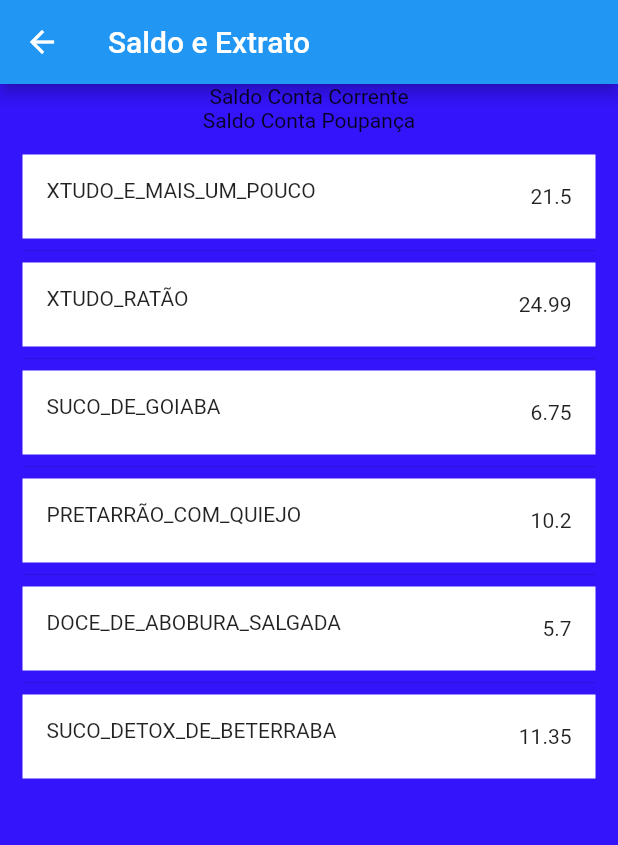
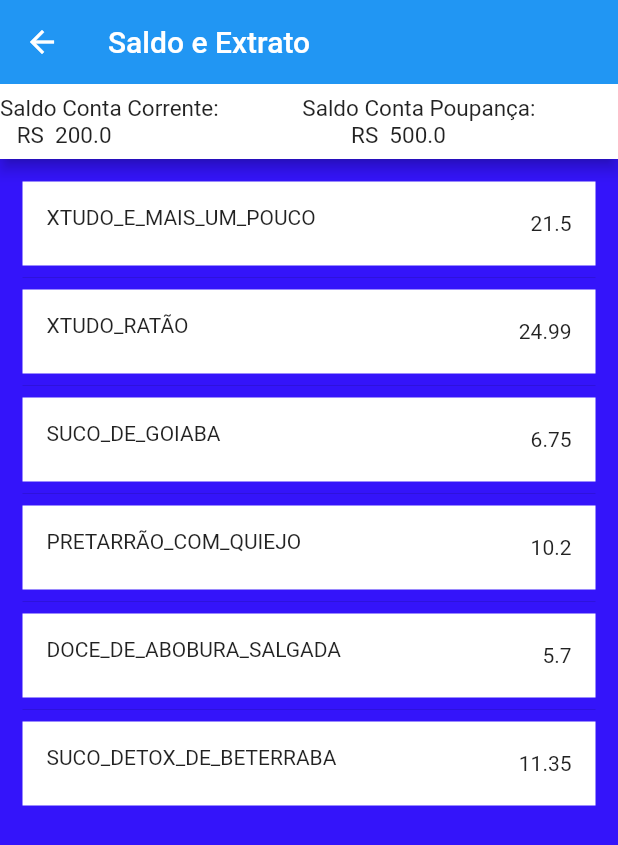
Before and after one commit to GuilhermeOrtizAluno/X-Bank, a Flutter app: the Saldo screen opened directly, on a phone screen of 412 x 824 dp. Shown: the top 845 px of the screen. Run offline on Flutter 3.47's test engine with Material 2 defaults, Android fonts, the phone set to English and light mode, and no system bars; our stand-ins replace get.

Commit message:
Arrumando os repositorios e Finalizando a tela de Saldo e Extrato

```diff
--- a/lib/controllers/conta.dart
+++ b/lib/controllers/conta.dart
@@ -6,6 +6,7 @@ class Conta {
   Repositorio repositorio;
 
   List<Corrente> get contacorrente => repositorio.corrente;
+  List<Poupanca> get contapoupanca => repositorio.poupanca;
 
   Conta() {
     repositorio = Repositorio();
--- a/lib/repositories/conta_repositorio.dart
+++ b/lib/repositories/conta_repositorio.dart
@@ -9,8 +9,15 @@ class Repositorio {
   final List<Corrente> _corrente = [];
   get corrente => this._corrente;
 
+  final List<Poupanca> _poupanca = [];
+  get poupanca => this._poupanca;
+
   void addCorrente({valorcorrente}) {
     corrente.valorcorrente.add(valorcorrente);
+  }
+
+  void addPoupanca({valorpoupanca}) {
+    poupanca.valorpoupanca.add(valorpoupanca);
   }
 
   Repositorio() {
@@ -19,5 +26,11 @@ class Repositorio {
         valorcorrente: 200.00,
       ),
     ]);
+
+    _poupanca.addAll([
+      Poupanca(
+        valorpoupanca: 500.00,
+      ),
+    ]);
   }
 }
--- a/lib/screens/saldo_extrato.dart
+++ b/lib/screens/saldo_extrato.dart
@@ -5,6 +5,7 @@ import 'package:ba/models/transacao.dart';
 import 'package:ba/input_field.dart';
 import 'package:flutter/cupertino.dart';
 import 'package:flutter/material.dart';
+import 'package:get/get.dart';
 import '../controllers/conta.dart';
 import '../controllers/historico.dart';
 import '../controllers/conta.dart';
@@ -19,32 +20,47 @@ class Saldo extends StatefulWidget {
 
 class _SaldoState extends State<Saldo> {
   var historico;
-  double corrente = 1000.50;
+  var conta;
+  double valorcorrente;
+  double valorpoupanca;
+  double valorc;
+  double valorp;
 
   @override
   void initState() {
     super.initState();
     historico = Historico();
+    conta = Conta();
   }
 
   @override
   Widget build(BuildContext context) {
+    List<Corrente> valorcorrente = conta.contacorrente;
+    List<Poupanca> valorpoupanca = conta.contapoupanca;
+    valorc = valorcorrente[0].valorcorrente;
+    valorp = valorpoupanca[0].valorpoupanca;
+
     return Scaffold(
       backgroundColor: Color.fromRGBO(52, 20, 250, 1),
       appBar: AppBar(
         title: Text("Saldo e Extrato"),
+        bottom: PreferredSize(
+          child: Container(
+            alignment: Alignment.centerLeft,
+            color: Colors.white,
+            constraints: BoxConstraints.expand(height: 50),
+            child: Text(
+              "Saldo Conta Corrente:               Saldo Conta Poupança:\n   RS  $valorc                                           RS  $valorp",
+              style: TextStyle(fontSize: 15),
+            ),
+          ),
+          preferredSize: Size(50, 50),
+        ),
       ),
       body: Container(
         child: Center(
           child: Column(
             children: <Widget>[
-              Container(),
-              Container(
-                child: Text("Saldo Conta Corrente"),
-              ),
-              Container(
-                child: Text("Saldo Conta Poupança"),
-              ),
               Container(
                 width: 500,
                 height: 500,
```
